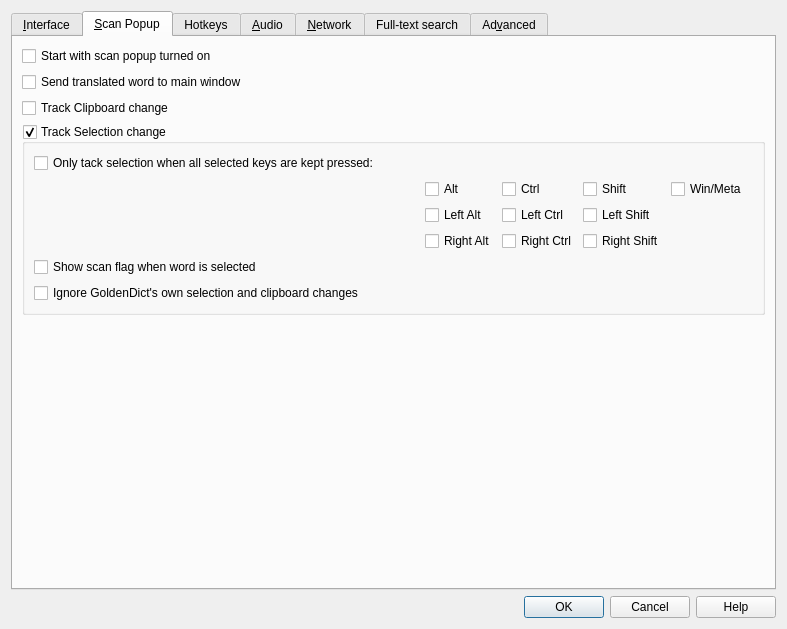
Above: src/ui/preferences.ui from xiaoyifang/goldendict-ng before the change. Below: the same form after it.
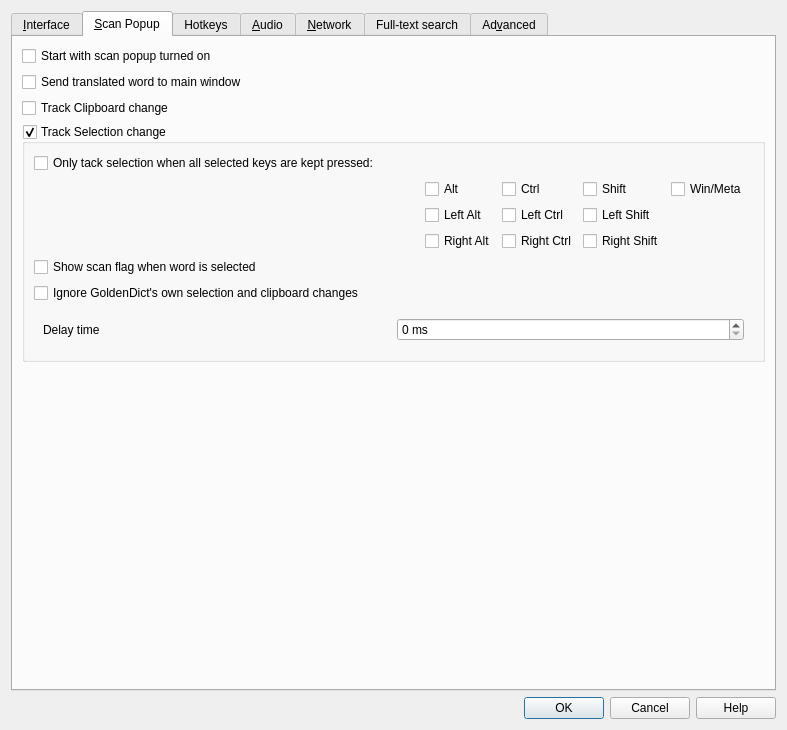
That is the form after the change. The open tabs and pages were chosen to show the change. Icons and pictures are not drawn. Custom widgets are drawn as their Qt base class.

Commit message:
feat: expose linux's selection clipboard delay timer to user
* In certain programs like Chrome, the selection clipboard will update
even the user have not released mouse button.

```diff
--- a/src/ui/preferences.ui
+++ b/src/ui/preferences.ui
@@ -7,7 +7,7 @@
     <x>0</x>
     <y>0</y>
     <width>787</width>
-    <height>629</height>
+    <height>730</height>
    </rect>
   </property>
   <property name="windowTitle">
@@ -620,6 +620,35 @@
             </property>
            </widget>
           </item>
+          <item>
+           <widget class="QWidget" name="widget" native="true">
+            <layout class="QHBoxLayout" name="horizontalLayout_6">
+             <item>
+              <widget class="QLabel" name="delayTimerLabel">
+               <property name="text">
+                <string>Delay time</string>
+               </property>
+              </widget>
+             </item>
+             <item>
+              <widget class="QSpinBox" name="delayTimer">
+               <property name="suffix">
+                <string> ms</string>
+               </property>
+               <property name="minimum">
+                <number>0</number>
+               </property>
+               <property name="maximum">
+                <number>10000</number>
+               </property>
+               <property name="singleStep">
+                <number>50</number>
+               </property>
+              </widget>
+             </item>
+            </layout>
+           </widget>
+          </item>
          </layout>
         </widget>
        </item>
```
The commit also changes 4 other files.
